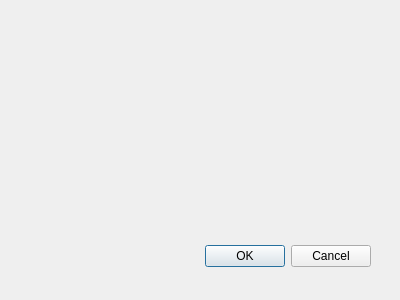
Imperious1/Notepad, file trendingdialog.ui: the form before one commit.
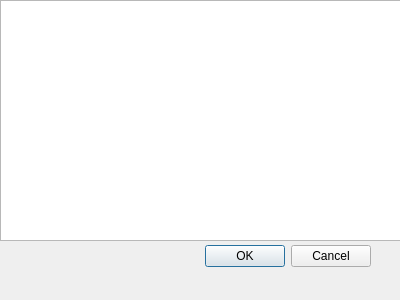
The form after the commit.

```diff
--- a/trendingdialog.ui
+++ b/trendingdialog.ui
@@ -31,6 +31,16 @@
     <set>QDialogButtonBox::Cancel|QDialogButtonBox::Ok</set>
    </property>
   </widget>
+  <widget class="QListWidget" name="trendList">
+   <property name="geometry">
+    <rect>
+     <x>0</x>
+     <y>0</y>
+     <width>401</width>
+     <height>241</height>
+    </rect>
+   </property>
+  </widget>
  </widget>
  <pixmapfunction/>
  <resources/>
```
Left out of the diff: 5 changed lines with no effect on the pictures.
